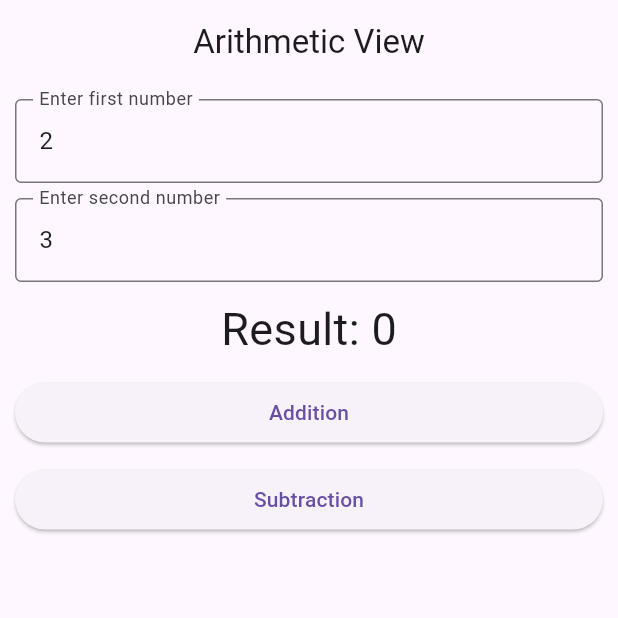
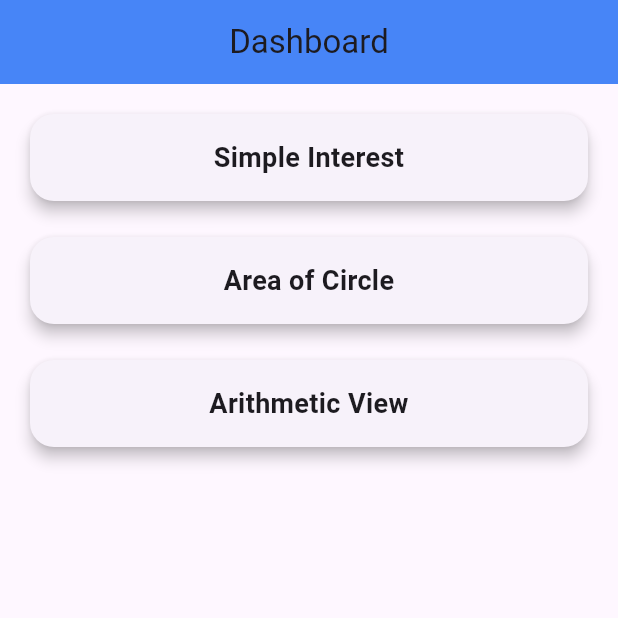
Before and after one commit to Ujjwols/Dart, a Flutter app: the screen it shows after launch, on a phone screen of 412 x 824 dp, the top half of it. Run offline on Flutter 3.47's test engine with Material 3 defaults, Android fonts, the phone set to English and light mode, and no system bars; our stand-ins replace dartz.

Commit message:
Dashboard_final

```diff
--- a/flutter/mobile_project/lib/app.dart
+++ b/flutter/mobile_project/lib/app.dart
@@ -1,6 +1,7 @@
-import 'package:mobile_project/view/Arithmetic.dart';
+// import 'package:mobile_project/view/Arithmetic.dart';
 // import 'package:mobile_project/view/first_view.dart';
 import 'package:flutter/material.dart';
+import 'package:mobile_project/view/dashboard_view.dart';
 
 class MyApp extends StatelessWidget {
   const MyApp({super.key});
@@ -9,7 +10,7 @@ class MyApp extends StatelessWidget {
   Widget build(BuildContext context) {
     return const MaterialApp(
       debugShowCheckedModeBanner: false,
-      home: Arithmetic(),
+      home: DashboardView(),
     );
   }
 }
--- a/flutter/mobile_project/lib/view/dashboard_view.dart
+++ b/flutter/mobile_project/lib/view/dashboard_view.dart
@@ -0,0 +1,75 @@
+import 'package:mobile_project/view/area_circle_view.dart';
+import 'package:mobile_project/view/Arithmetic.dart';
+import 'package:mobile_project/view/simpleinterest_view.dart';
+import 'package:flutter/material.dart';
+
+class DashboardView extends StatelessWidget {
+  const DashboardView({super.key});
+
+  @override
+  Widget build(BuildContext context) {
+    return Scaffold(
+      appBar: AppBar(
+        title: const Text('Dashboard'),
+        centerTitle: true,
+        elevation: 4,
+        backgroundColor: Colors.blueAccent,
+      ),
+      body: Padding(
+        padding: const EdgeInsets.all(16.0),
+        child: ListView(
+          children: [
+            _buildDashboardCard(
+              context,
+              title: 'Simple Interest',
+              destination: const SimpleInterestView(),
+            ),
+            const SizedBox(height: 16), // Add spacing between cards
+            _buildDashboardCard(
+              context,
+              title: 'Area of Circle',
+              destination: const CircleAreaView(),
+            ),
+            const SizedBox(height: 16), // Add spacing between cards
+            _buildDashboardCard(
+              context,
+              title: 'Arithmetic View',
+              destination: const Arithmetic(),
+            ),
+          ],
+        ),
+      ),
+    );
+  }
+
+  Widget _buildDashboardCard(BuildContext context,
+      {required String title, required Widget destination}) {
+    return Card(
+      shape: RoundedRectangleBorder(
+        borderRadius: BorderRadius.circular(16),
+      ),
+      elevation: 4,
+      child: InkWell(
+        onTap: () {
+          Navigator.push(
+            context,
+            MaterialPageRoute(builder: (context) => destination),
+          );
+        },
+        child: Center(
+          child: Padding(
+            padding: const EdgeInsets.all(16.0),
+            child: Text(
+              title,
+              style: const TextStyle(
+                fontSize: 18,
+                fontWeight: FontWeight.bold,
+              ),
+              textAlign: TextAlign.center,
+            ),
+          ),
+        ),
+      ),
+    );
+  }
+}
```
Also changed, not shown: flutter/mobile_project/lib/view/area_circle_view.dart (+60 -24 lines), flutter/mobile_project/lib/view/simpleinterest_view.dart (+69 -59 lines).
